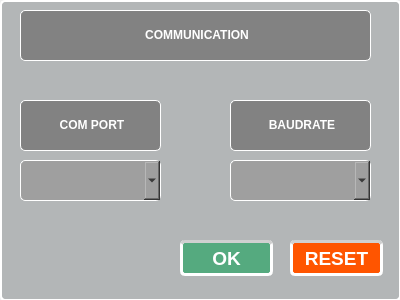
Above: QtPaintingChair/comWindow.ui from NguyenKhanh2101993/Painting_Chair_Robot_ver02 before the change. Below: the same form after it.
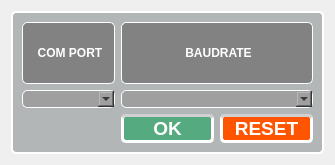
That is the form after the change. Icons and pictures are not drawn.

What changed in the file:
```diff
--- a/QtPaintingChair/comWindow.ui
+++ b/QtPaintingChair/comWindow.ui
@@ -6,8 +6,8 @@
    <rect>
     <x>0</x>
     <y>0</y>
-    <width>400</width>
-    <height>300</height>
+    <width>335</width>
+    <height>165</height>
    </rect>
   </property>
   <property name="sizePolicy">
@@ -18,14 +18,14 @@
   </property>
   <property name="minimumSize">
    <size>
-    <width>400</width>
-    <height>300</height>
+    <width>335</width>
+    <height>165</height>
    </size>
   </property>
   <property name="maximumSize">
    <size>
-    <width>400</width>
-    <height>300</height>
+    <width>335</width>
+    <height>165</height>
    </size>
   </property>
   <property name="windowTitle">
@@ -35,15 +35,9 @@
    <iconset>
     <normaloff>Robot.ico</normaloff>Robot.ico</iconset>
   </property>
+  <layout class="QGridLayout" name="gridLayout_2">
+   <item row="0" column="0">
   <widget class="QFrame" name="frame2">
-   <property name="geometry">
-    <rect>
-     <x>0</x>
-     <y>0</y>
-     <width>401</width>
-     <height>301</height>
-    </rect>
-   </property>
    <property name="sizePolicy">
     <sizepolicy hsizetype="Preferred" vsizetype="Preferred">
      <horstretch>0</horstretch>
@@ -67,15 +61,52 @@
    <property name="midLineWidth">
     <number>0</number>
    </property>
+     <layout class="QGridLayout" name="gridLayout">
+      <item row="0" column="0">
+       <widget class="QLabel" name="label_41">
+        <property name="styleSheet">
+         <string notr="true">background-color: rgb(130, 130, 130);
+font: 75 14pt &quot;Arial&quot; bold;
+color: rgb(255, 255, 255);
+border: 1px solid rgb(255, 255, 255);
+border-radius: 5px</string>
+        </property>
+        <property name="text">
+         <string>&lt;html&gt;&lt;head/&gt;&lt;body&gt;&lt;p align=&quot;center&quot;&gt;&lt;span style=&quot; font-weight:600;&quot;&gt;COM PORT&lt;/span&gt;&lt;/p&gt;&lt;/body&gt;&lt;/html&gt;</string>
+        </property>
+       </widget>
+      </item>
+      <item row="0" column="1" colspan="2">
+       <widget class="QLabel" name="label_40">
+        <property name="styleSheet">
+         <string notr="true">background-color: rgb(130, 130, 130);
+font: 75 14pt &quot;Arial&quot; bold;
+color: rgb(255, 255, 255);
+border: 1px solid rgb(255, 255, 255);
+border-radius: 5px</string>
+        </property>
+        <property name="text">
+         <string>&lt;html&gt;&lt;head/&gt;&lt;body&gt;&lt;p align=&quot;center&quot;&gt;&lt;span style=&quot; font-weight:600;&quot;&gt;BAUDRATE&lt;/span&gt;&lt;/p&gt;&lt;/body&gt;&lt;/html&gt;</string>
+        </property>
+       </widget>
+      </item>
+      <item row="1" column="0">
    <widget class="QComboBox" name="comboBox_comPort">
-    <property name="geometry">
-     <rect>
-      <x>20</x>
-      <y>160</y>
-      <width>141</width>
-      <height>41</height>
-     </rect>
-    </property>
+        <property name="styleSheet">
+         <string notr="true">QComboBox{font: 75 16pt &quot;Arial&quot;;
+background-color: rgb(159, 159, 159);
+border: 1px solid rgb(255, 255, 255);
+border-radius: 5px
+}
+QComboBox:hover {
+	border: 3px solid rgb(77, 77, 77);
+	color: rgb(77, 77, 77);
+}</string>
+        </property>
+       </widget>
+      </item>
+      <item row="1" column="1" colspan="2">
+       <widget class="QComboBox" name="comboBox_baudRate">
     <property name="styleSheet">
      <string notr="true">QComboBox{font: 75 16pt &quot;Arial&quot;;
 background-color: rgb(159, 159, 159);
@@ -88,15 +119,9 @@
 }</string>
     </property>
    </widget>
+      </item>
+      <item row="2" column="1">
    <widget class="QPushButton" name="pushButton">
-    <property name="geometry">
-     <rect>
-      <x>180</x>
-      <y>240</y>
-      <width>93</width>
-      <height>36</height>
-     </rect>
-    </property>
     <property name="font">
      <font>
       <family>Arial</family>
@@ -133,15 +158,9 @@
      <string>OK</string>
     </property>
    </widget>
+      </item>
+      <item row="2" column="2">
    <widget class="QPushButton" name="pushButton_2">
-    <property name="geometry">
-     <rect>
-      <x>290</x>
-      <y>240</y>
-      <width>93</width>
-      <height>36</height>
-     </rect>
-    </property>
     <property name="font">
      <font>
       <family>Arial</family>
@@ -178,87 +197,8 @@
      <string>RESET</string>
     </property>
    </widget>
-   <widget class="QLabel" name="label_39">
-    <property name="geometry">
-     <rect>
-      <x>20</x>
-      <y>10</y>
-      <width>351</width>
-      <height>51</height>
-     </rect>
-    </property>
-    <property name="styleSheet">
-     <string notr="true">background-color: rgb(130, 130, 130);
-font: 75 14pt &quot;Arial&quot; bold;
-color: rgb(255, 255, 255);
-border: 1px solid rgb(255, 255, 255);
-border-radius: 5px</string>
-    </property>
-    <property name="text">
-     <string>&lt;html&gt;&lt;head/&gt;&lt;body&gt;&lt;p align=&quot;center&quot;&gt;&lt;span style=&quot; font-weight:600;&quot;&gt;COMMUNICATION&lt;/span&gt;&lt;/p&gt;&lt;/body&gt;&lt;/html&gt;</string>
-    </property>
-   </widget>
-   <widget class="QComboBox" name="comboBox_baudRate">
-    <property name="geometry">
-     <rect>
-      <x>230</x>
-      <y>160</y>
-      <width>141</width>
-      <height>41</height>
-     </rect>
-    </property>
-    <property name="styleSheet">
-     <string notr="true">QComboBox{font: 75 16pt &quot;Arial&quot;;
-background-color: rgb(159, 159, 159);
-border: 1px solid rgb(255, 255, 255);
-border-radius: 5px
-}
-QComboBox:hover {
-	border: 3px solid rgb(77, 77, 77);
-	color: rgb(77, 77, 77);
-}</string>
-    </property>
-   </widget>
-   <widget class="QLabel" name="label_40">
-    <property name="geometry">
-     <rect>
-      <x>230</x>
-      <y>100</y>
-      <width>141</width>
-      <height>51</height>
-     </rect>
-    </property>
-    <property name="styleSheet">
-     <string notr="true">background-color: rgb(130, 130, 130);
-font: 75 14pt &quot;Arial&quot; bold;
-color: rgb(255, 255, 255);
-border: 1px solid rgb(255, 255, 255);
-border-radius: 5px</string>
-    </property>
-    <property name="text">
-     <string>&lt;html&gt;&lt;head/&gt;&lt;body&gt;&lt;p align=&quot;center&quot;&gt;&lt;span style=&quot; font-weight:600;&quot;&gt;BAUDRATE&lt;/span&gt;&lt;/p&gt;&lt;/body&gt;&lt;/html&gt;</string>
-    </property>
-   </widget>
-   <widget class="QLabel" name="label_41">
-    <property name="geometry">
-     <rect>
-      <x>20</x>
-      <y>100</y>
-      <width>141</width>
-      <height>51</height>
-     </rect>
-    </property>
-    <property name="styleSheet">
-     <string notr="true">background-color: rgb(130, 130, 130);
-font: 75 14pt &quot;Arial&quot; bold;
-color: rgb(255, 255, 255);
-border: 1px solid rgb(255, 255, 255);
-border-radius: 5px</string>
-    </property>
-    <property name="text">
-     <string>&lt;html&gt;&lt;head/&gt;&lt;body&gt;&lt;p align=&quot;center&quot;&gt;&lt;span style=&quot; font-weight:600;&quot;&gt;COM PORT&lt;/span&gt;&lt;/p&gt;&lt;/body&gt;&lt;/html&gt;</string>
-    </property>
-   </widget>
+      </item>
+     </layout>
    <zorder>pushButton_2</zorder>
    <zorder>comboBox_comPort</zorder>
    <zorder>pushButton</zorder>
@@ -267,6 +207,8 @@
    <zorder>label_40</zorder>
    <zorder>label_41</zorder>
   </widget>
+   </item>
+  </layout>
  </widget>
  <resources/>
  <connections/>
```
Left out of the diff: 1 changed line with no effect on the pictures. Lines whose indentation alone changed are shown as unchanged.
